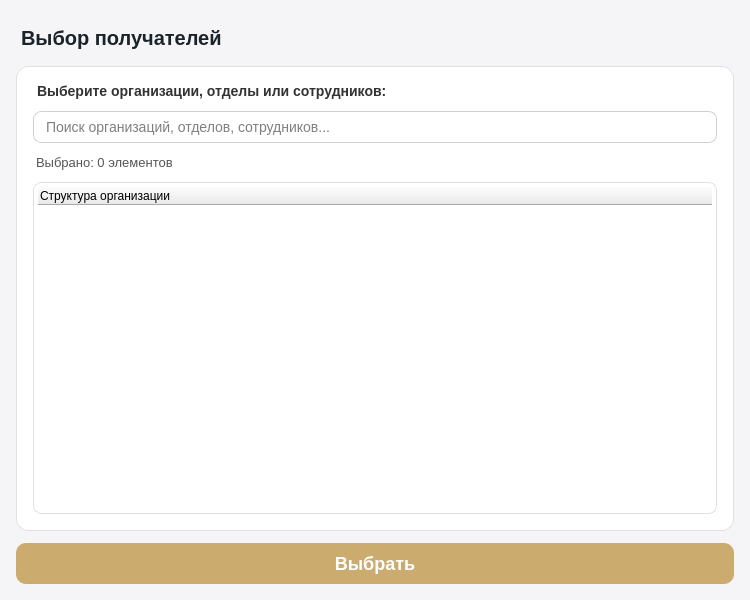
Qt form client/ui/documents/create/employee_selection_dialog.ui (lerakaplich/Documents) before a commit.
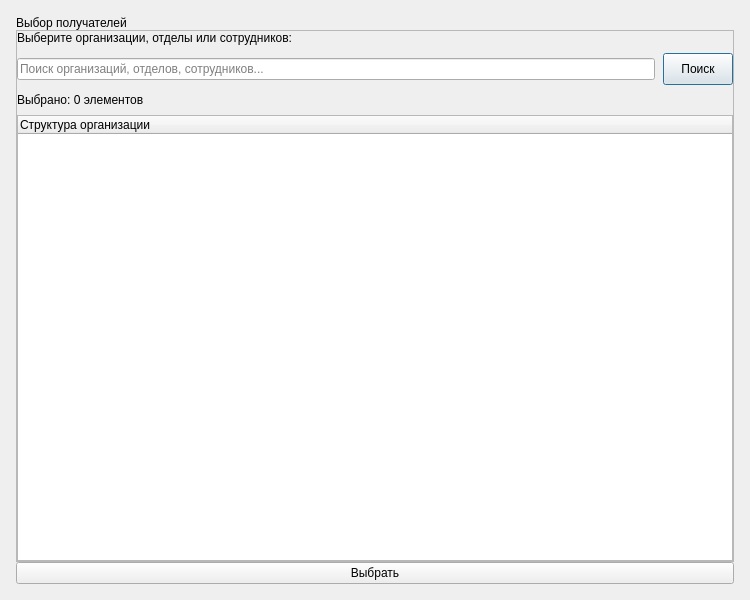
The same form after that commit.

What changed in the file:
```diff
--- a/client/ui/documents/create/employee_selection_dialog.ui
+++ b/client/ui/documents/create/employee_selection_dialog.ui
@@ -20,12 +20,12 @@
 }
 
 QDialog {
-    background-color: #F5F5F7;
-    color: black;
+    background-color: {BG_DIALOG_ALT};
+    color: {TEXT_BLACK};
 }
 
 QLabel#titleLabel {
-    color: #1B232A;
+    color: {TEXT_PRIMARY};
     font-size: 20px;
     font-weight: bold;
     background-color: transparent;
@@ -33,8 +33,8 @@
 }
 
 QFrame#contentFrame {
-    background-color: white;
-    border: 1px solid #E0E0E0;
+    background-color: {BG_CARD};
+    border: 1px solid {BORDER_LIGHT};
     border-radius: 12px;
     padding: 16px;
 }
@@ -42,52 +42,62 @@
 QLabel#instructionLabel {
     font-size: 14px;
     font-weight: bold;
-    color: #333;
+    color: {TEXT_HEADING};
     background-color: transparent;
     padding-bottom: 4px;
 }
 
 QLabel#selectionInfoLabel {
     font-size: 13px;
-    color: #555;
+    color: {TEXT_SECONDARY};
     background-color: transparent;
     padding: 4px 0px;
     border: none;
 }
 
 QLineEdit#searchEdit {
-    border: 1px solid #D0D0D0;
+    border: 1px solid {BORDER_INPUT};
     border-radius: 8px;
     padding: 6px 10px;
     font-size: 14px;
-    background-color: white;
+    background-color: {BG_INPUT};
+    placeholder-text-color: {TEXT_MUTED_ALT};
 }
 QLineEdit#searchEdit:focus {
     border: 2px solid #D22730;
 }
 
 QTreeWidget#treeWidget {
-    border: 1px solid #E0E0E0;
+    border: 1px solid {BORDER_LIGHT};
     border-radius: 8px;
     background-color: transparent;
-    color: black;
+    color: {TEXT_BLACK};
     font-size: 14px;
     padding: 4px;
     outline: none;
 }
 QTreeWidget#treeWidget::item {
-	background-color: transparent;
+    background-color: transparent;
     padding: 4px 6px;
-    color: black;
+    color: {TEXT_BLACK};
 }
 QTreeWidget#treeWidget::item:hover {
-    background-color: #f0f0f0;
-    color: black;
+    background-color: {BG_HOVER_LIGHT};
+    color: {TEXT_BLACK};
+}
+
+QTreeWidget#treeWidget QHeaderView::section {
+    background-color: {BG_CARD};
+    color: {TEXT_PRIMARY};
+    border: none;
+    border-bottom: 1px solid {BORDER_LIGHT};
+    padding: 6px 8px;
+    font-weight: bold;
 }
 
 QPushButton#selectButton {
-    background-color: #ccab6e;
-    color: white;
+    background-color: {ACCENT_PRIMARY};
+    color: {TEXT_ON_ACCENT};
     border: none;
     border-radius: 10px;
     padding: 10px 20px;
@@ -104,8 +114,8 @@
 
 QPushButton#cancelButton {
     background-color: transparent;
-    color: #666;
-    border: 1px solid #D0D0D0;
+    color: {TEXT_MUTED};
+    border: 1px solid {BORDER_INPUT};
     border-radius: 10px;
     padding: 10px 20px;
     font-size: 18px;
@@ -113,22 +123,22 @@
     margin-top: 12px;
 }
 QPushButton#cancelButton:hover {
-    background-color: #f0f0f0;
-    border-color: #999;
+    background-color: {BG_HOVER_LIGHT};
+    border-color: {BORDER_HOVER};
 }
 QPushButton#cancelButton:pressed {
     background-color: #e0e0e0;
 }
 
 QScrollBar:vertical {
-    background: #F5F5F5;
+    background: {SCROLLBAR_BG};
     width: 8px;
     border-radius: 4px;
     margin: 0px;
     border: none;
 }
 QScrollBar::handle:vertical {
-    background: #C1C1C1;
+    background: {SCROLLBAR_HANDLE};
     border-radius: 4px;
     min-height: 20px;
 }
@@ -206,11 +216,59 @@
        </widget>
       </item>
       <item>
-       <widget class="QLineEdit" name="searchEdit">
-        <property name="placeholderText">
-         <string>Поиск организаций, отделов, сотрудников...</string>
+       <layout class="QHBoxLayout" name="toolbarLayout">
+        <property name="spacing">
+         <number>8</number>
         </property>
-       </widget>
+        <item>
+         <widget class="QLineEdit" name="searchEdit">
+          <property name="placeholderText">
+           <string>Поиск организаций, отделов, сотрудников...</string>
+          </property>
+         </widget>
+        </item>
+        <item>
+         <widget class="QPushButton" name="btnSearch">
+          <property name="minimumSize">
+           <size>
+            <width>70</width>
+            <height>32</height>
+           </size>
+          </property>
+          <property name="maximumSize">
+           <size>
+            <width>70</width>
+            <height>32</height>
+           </size>
+          </property>
+          <property name="toolTip">
+           <string>Сбросить все фильтры и поиск</string>
+          </property>
+          <property name="styleSheet">
+           <string notr="true">
+QPushButton {
+    background-color: {ACCENT_DANGER};
+    color: {TEXT_ON_ACCENT};
+    border-radius: 8px;
+    font-weight: bold;
+	padding: 6px 10px;
+    font-size: 14px;
+    border: none;
+}
+QPushButton:hover {
+    background-color: {ACCENT_DANGER_HOVER};
+}
+QPushButton:pressed {
+    background-color: {ACCENT_DANGER_PRESSED};
+}
+</string>
+          </property>
+          <property name="text">
+           <string>Поиск</string>
+          </property>
+         </widget>
+        </item>
+       </layout>
       </item>
       <item>
        <widget class="QLabel" name="selectionInfoLabel">
```
Left out of the diff: 12 changed lines with no effect on the pictures.
